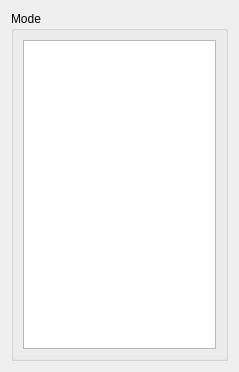
mru00/SampleScope, file frontend/Osci/modecontrol.ui: the form before one commit.
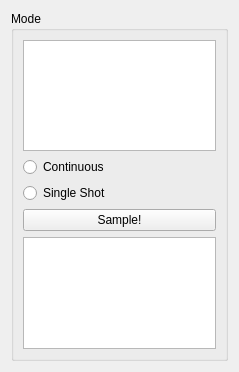
The form after the commit.

Diff of the .ui file:
```diff
--- a/frontend/Osci/modecontrol.ui
+++ b/frontend/Osci/modecontrol.ui
@@ -29,6 +29,30 @@
       <item>
        <widget class="QListWidget" name="listWidgetModes"/>
       </item>
+      <item>
+       <widget class="QRadioButton" name="radioButtonContinuous">
+        <property name="text">
+         <string>Continuous</string>
+        </property>
+       </widget>
+      </item>
+      <item>
+       <widget class="QRadioButton" name="radioButtonSingleShot">
+        <property name="text">
+         <string>Single Shot</string>
+        </property>
+       </widget>
+      </item>
+      <item>
+       <widget class="QPushButton" name="pushButtonSample">
+        <property name="text">
+         <string>Sample!</string>
+        </property>
+       </widget>
+      </item>
+      <item>
+       <widget class="QListWidget" name="listWidgetDummy"/>
+      </item>
      </layout>
     </widget>
    </item>
```
